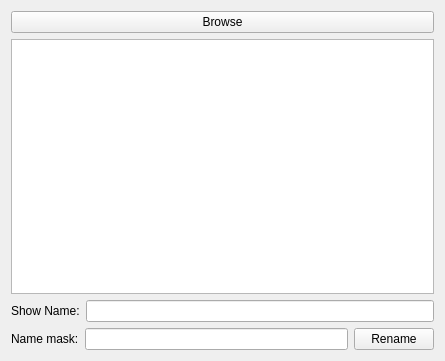
This is main.ui in rdno/ENBea as Qt 5 draws it before an edit. The edited form follows.
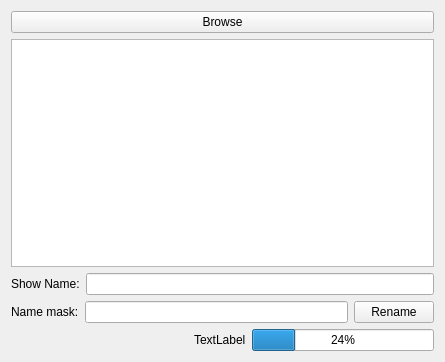
This is the edited form.

Commit message: download list in QThread and added ProgressBar

Patch:
```diff
--- a/main.ui
+++ b/main.ui
@@ -13,7 +13,7 @@
     <x>0</x>
     <y>0</y>
     <width>445</width>
-    <height>361</height>
+    <height>362</height>
    </rect>
   </property>
   <property name="sizePolicy">
@@ -33,10 +33,7 @@
   </property>
   <layout class="QGridLayout" name="gridLayout">
    <item row="0" column="0">
-    <layout class="QVBoxLayout" name="verticalLayout" stretch="0,0,0,0">
-     <property name="sizeConstraint">
-      <enum>QLayout::SetMaximumSize</enum>
-     </property>
+    <layout class="QVBoxLayout" name="verticalLayout">
      <item>
       <widget class="QPushButton" name="browseBtn">
        <property name="text">
@@ -94,6 +91,43 @@
        </item>
       </layout>
      </item>
+     <item>
+      <layout class="QHBoxLayout" name="horizontalLayout_4">
+       <item>
+        <spacer name="horizontalSpacer">
+         <property name="orientation">
+          <enum>Qt::Horizontal</enum>
+         </property>
+         <property name="sizeHint" stdset="0">
+          <size>
+           <width>40</width>
+           <height>20</height>
+          </size>
+         </property>
+        </spacer>
+       </item>
+       <item>
+        <widget class="QLabel" name="infoLabel">
+         <property name="text">
+          <string>TextLabel</string>
+         </property>
+        </widget>
+       </item>
+       <item>
+        <widget class="QProgressBar" name="progressBar">
+         <property name="enabled">
+          <bool>true</bool>
+         </property>
+         <property name="value">
+          <number>24</number>
+         </property>
+         <property name="textVisible">
+          <bool>true</bool>
+         </property>
+        </widget>
+       </item>
+      </layout>
+     </item>
     </layout>
    </item>
   </layout>
```
The commit also changes 2 other files.
